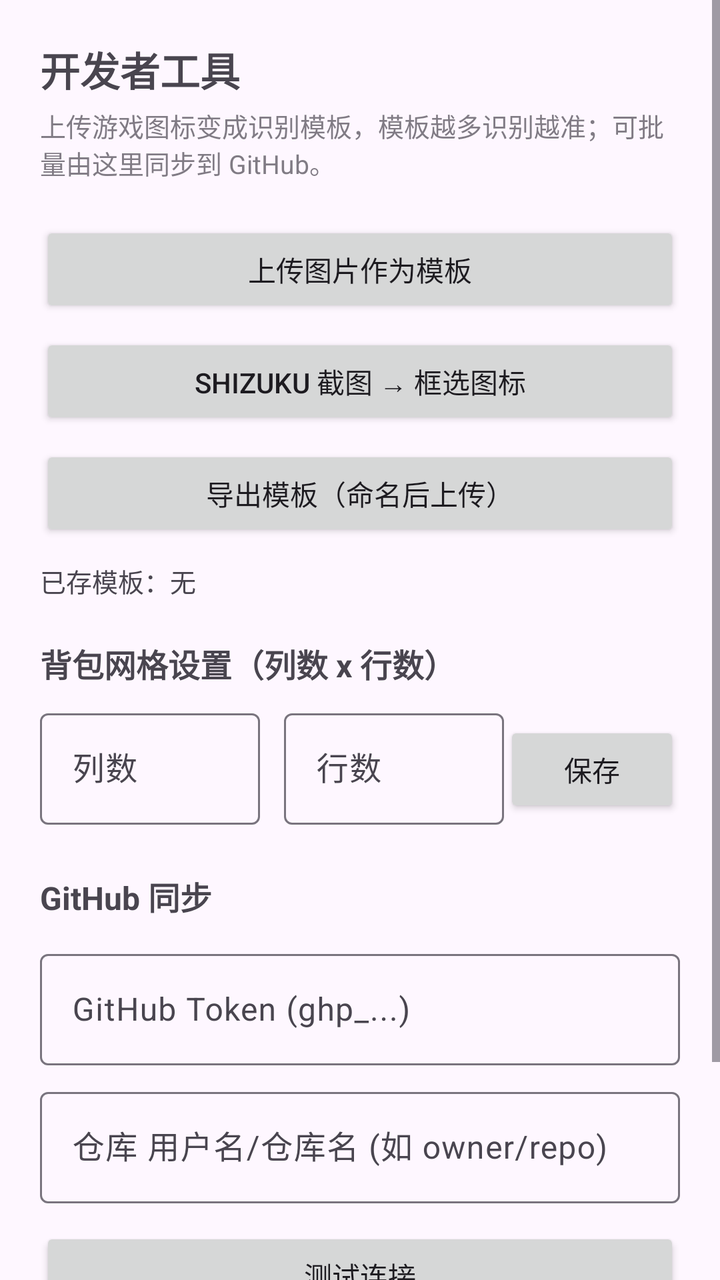
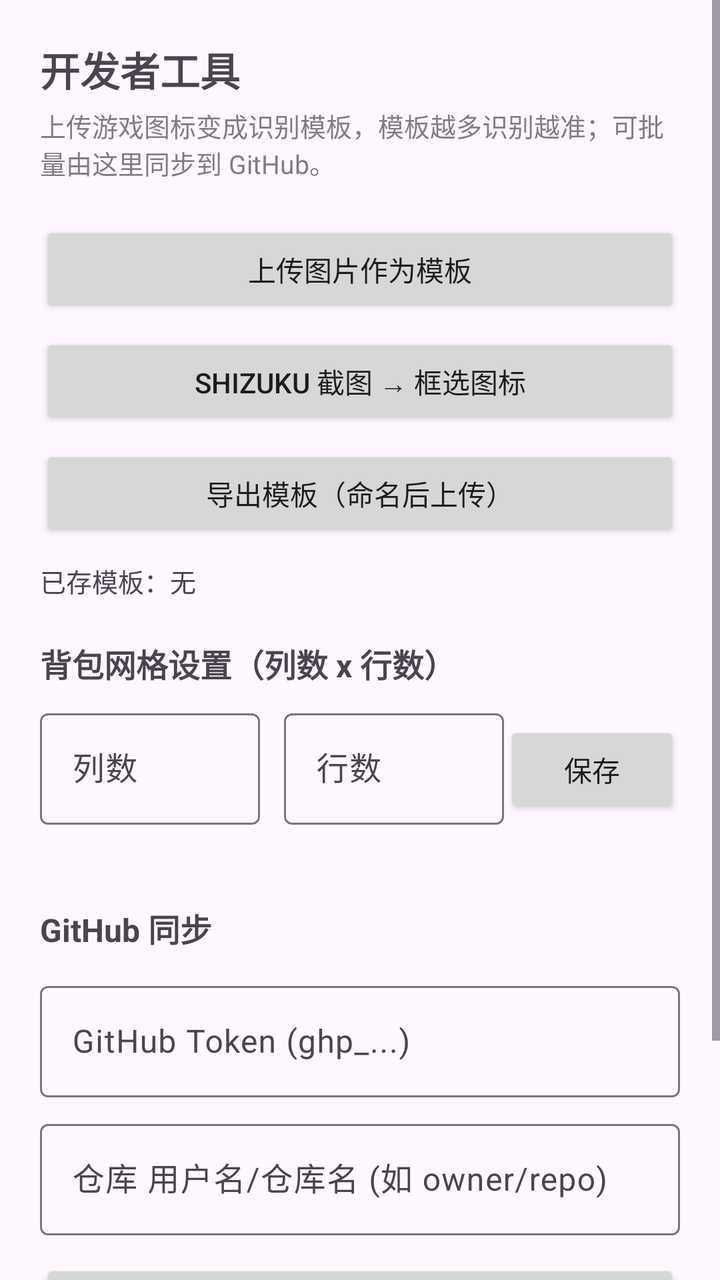

An Android layout rendered at two revisions. The XML below is the earlier revision; the diff shows what the commit changed to produce the second picture.
<!-- AndroidManifest.xml: application theme Theme.LostPacker -->
<!-- res/layout/activity_dev_tools.xml -->
<?xml version="1.0" encoding="utf-8"?>
<ScrollView xmlns:android="http://schemas.android.com/apk/res/android"
    android:layout_width="match_parent"
    android:layout_height="match_parent">

    <LinearLayout
        android:layout_width="match_parent"
        android:layout_height="wrap_content"
        android:orientation="vertical"
        android:padding="20dp">

        <TextView
            android:layout_width="wrap_content"
            android:layout_height="wrap_content"
            android:text="开发者工具"
            android:textSize="20sp"
            android:textStyle="bold" />

        <TextView
            android:layout_width="match_parent"
            android:layout_height="wrap_content"
            android:layout_marginTop="4dp"
            android:text="上传游戏图标变成识别模板，模板越多识别越准；可批量由这里同步到 GitHub。"
            android:textSize="13sp"
            android:alpha="0.7" />

        <Button
            android:id="@+id/btnPickImage"
            android:layout_width="match_parent"
            android:layout_height="wrap_content"
            android:layout_marginTop="20dp"
            android:text="上传图片作为模板" />

        <Button
            android:id="@+id/btnCaptureCrop"
            android:layout_width="match_parent"
            android:layout_height="wrap_content"
            android:layout_marginTop="8dp"
            android:text="Shizuku 截图 → 框选图标" />

        <Button
            android:id="@+id/btnExport"
            android:layout_width="match_parent"
            android:layout_height="wrap_content"
            android:layout_marginTop="8dp"
            android:text="导出模板（命名后上传）" />

        <TextView
            android:id="@+id/tvTemplates"
            android:layout_width="match_parent"
            android:layout_height="wrap_content"
            android:layout_marginTop="10dp"
            android:text="已存模板：无"
            android:textSize="13sp" />

        <TextView
            android:layout_width="wrap_content"
            android:layout_height="wrap_content"
            android:layout_marginTop="20dp"
            android:text="背包网格设置（列数 x 行数）"
            android:textSize="16sp"
            android:textStyle="bold" />

        <LinearLayout
            android:layout_width="match_parent"
            android:layout_height="wrap_content"
            android:layout_marginTop="8dp"
            android:orientation="horizontal">

            <com.google.android.material.textfield.TextInputLayout
                android:layout_width="0dp"
                android:layout_weight="1"
                android:layout_height="wrap_content"
                android:hint="列数">

                <com.google.android.material.textfield.TextInputEditText
                    android:id="@+id/etCols"
                    android:layout_width="match_parent"
                    android:layout_height="wrap_content"
                    android:inputType="number" />
            </com.google.android.material.textfield.TextInputLayout>

            <com.google.android.material.textfield.TextInputLayout
                android:layout_width="0dp"
                android:layout_weight="1"
                android:layout_height="wrap_content"
                android:layout_marginStart="12dp"
                android:hint="行数">

                <com.google.android.material.textfield.TextInputEditText
                    android:id="@+id/etRows"
                    android:layout_width="match_parent"
                    android:layout_height="wrap_content"
                    android:inputType="number" />
            </com.google.android.material.textfield.TextInputLayout>

            <Button
                android:id="@+id/btnSaveGrid"
                android:layout_width="wrap_content"
                android:layout_height="wrap_content"
                android:text="保存" />
        </LinearLayout>

        <View style="@android:style/Widget.Material.Button.Borderless.Small" />

        <TextView
            android:layout_width="wrap_content"
            android:layout_height="wrap_content"
            android:layout_marginTop="24dp"
            android:text="GitHub 同步"
            android:textSize="16sp"
            android:textStyle="bold" />

        <com.google.android.material.textfield.TextInputLayout
            android:layout_width="match_parent"
            android:layout_height="wrap_content"
            android:layout_marginTop="12dp"
            android:hint="GitHub Token (ghp_...)">

            <com.google.android.material.textfield.TextInputEditText
                android:id="@+id/etToken"
                android:layout_width="match_parent"
                android:layout_height="wrap_content"
                android:inputType="textPassword" />
        </com.google.android.material.textfield.TextInputLayout>

        <com.google.android.material.textfield.TextInputLayout
            android:layout_width="match_parent"
            android:layout_height="wrap_content"
            android:layout_marginTop="8dp"
            android:hint="仓库 用户名/仓库名 (如 owner/repo)">

            <com.google.android.material.textfield.TextInputEditText
                android:id="@+id/etRepo"
                android:layout_width="match_parent"
                android:layout_height="wrap_content"
                android:inputType="text" />
        </com.google.android.material.textfield.TextInputLayout>

        <Button
            android:id="@+id/btnTestGithub"
            android:layout_width="match_parent"
            android:layout_height="wrap_content"
            android:layout_marginTop="12dp"
            android:text="测试连接" />

        <Button
            android:id="@+id/btnGenAndUpload"
            android:layout_width="match_parent"
            android:layout_height="wrap_content"
            android:layout_marginTop="8dp"
            android:text="生成仓库说明并上传模板/源码" />

        <TextView
            android:id="@+id/tvDevLog"
            android:layout_width="match_parent"
            android:layout_height="wrap_content"
            android:layout_marginTop="16dp"
            android:fontFamily="monospace"
            android:textSize="12sp"
            android:text="日志" />
    </LinearLayout>
</ScrollView>
<!-- resources referenced by this layout -->
<resources>
  <style name="Theme.LostPacker" parent="Theme.Material3.DayNight.NoActionBar" />
</resources>

<!-- the commit's change to res/layout/activity_dev_tools.xml (unified diff, before → after) -->
@@ -101,7 +101,9 @@
                 android:text="保存" />
         </LinearLayout>
 
-        <View style="@android:style/Widget.Material.Button.Borderless.Small" />
+        <View
+            android:layout_width="match_parent"
+            android:layout_height="16dp" />
 
         <TextView
             android:layout_width="wrap_content"
